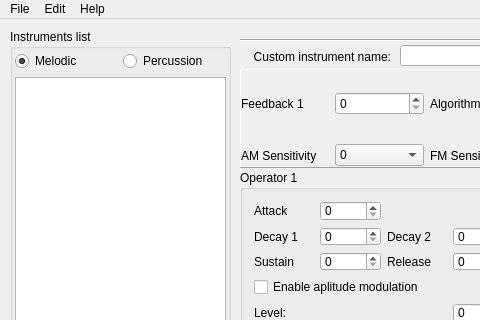
Old version of the form src/bank_editor.ui in the repository Wohlstand/OPN2BankEditor; both pictures show x 0 to 480 and y 0 to 320 of the 965 by 814 pixel window.
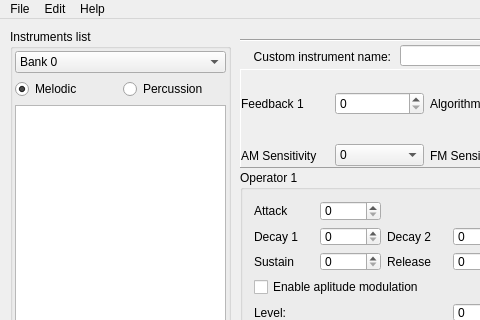
New version of the form. Icons and pictures are not drawn. Custom widgets are drawn as their Qt base class.

Commit message: Added support for multiple 128-instrument banks

The edit to the form file:
```diff
--- a/src/bank_editor.ui
+++ b/src/bank_editor.ui
@@ -55,30 +55,39 @@
      <property name="bottomMargin">
       <number>2</number>
      </property>
-     <item row="0" column="0">
-      <widget class="QRadioButton" name="melodic">
-       <property name="text">
-        <string>Melodic</string>
-       </property>
-       <property name="checked">
-        <bool>true</bool>
-       </property>
-      </widget>
-     </item>
-     <item row="0" column="1">
+     <item row="1" column="1">
       <widget class="QRadioButton" name="percussion">
        <property name="text">
         <string>Percussion</string>
        </property>
       </widget>
      </item>
-     <item row="1" column="0" colspan="2">
+     <item row="2" column="0" colspan="2">
       <widget class="QListWidget" name="instruments">
        <property name="focusPolicy">
         <enum>Qt::NoFocus</enum>
        </property>
       </widget>
      </item>
+     <item row="1" column="0">
+      <widget class="QRadioButton" name="melodic">
+       <property name="text">
+        <string>Melodic</string>
+       </property>
+       <property name="checked">
+        <bool>true</bool>
+       </property>
+      </widget>
+     </item>
+     <item row="0" column="0" colspan="2">
+      <widget class="QComboBox" name="bank_no">
+       <item>
+        <property name="text">
+         <string>Bank 0</string>
+        </property>
+       </item>
+      </widget>
+     </item>
     </layout>
    </widget>
    <widget class="QLabel" name="curInsInfo">
```
Left out of the diff: 41 changed lines with no effect on the pictures. The commit also changes 10 other files.
